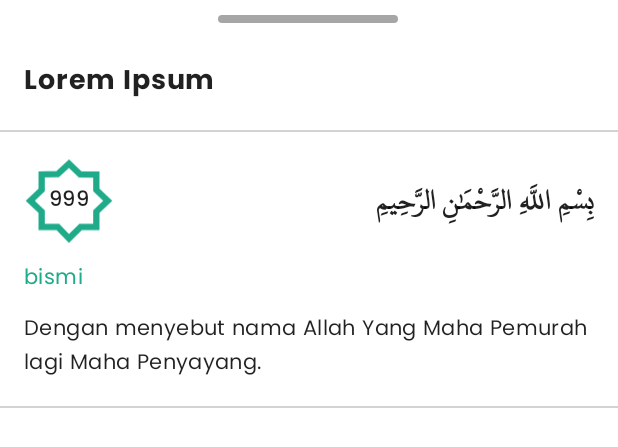
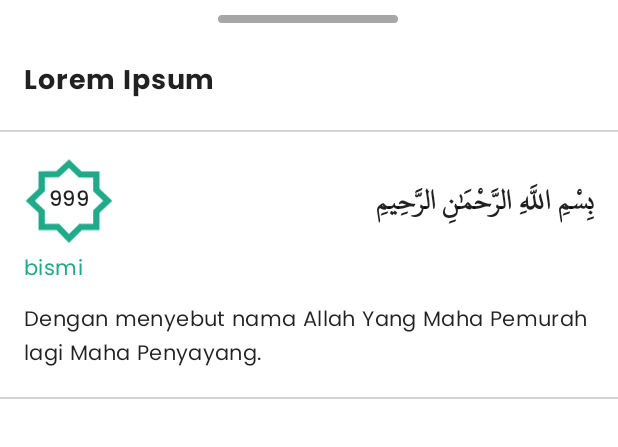
Before and after one commit to oratakashi/MyQuran-app, an Android app: the layout fragment_context_dialog.xml on its own in the app's theme, with its tools: preview values and no code run, on a phone screen of 412 x 824 dp. Shown: the top 447 px of the screen. Run offline under Robolectric (Android 15) with nearby library versions, the phone set to English and light mode, and no system bars.

Commit message:
fixbug: Text Overlay on Context Dialog

```diff
--- a/app/src/main/res/layout/fragment_context_dialog.xml
+++ b/app/src/main/res/layout/fragment_context_dialog.xml
@@ -97,13 +97,13 @@
                     android:id="@+id/tvLatin"
                     android:layout_width="0dp"
                     android:layout_height="wrap_content"
-                    android:layout_marginTop="@dimen/dimen_10dp"
                     android:layout_marginHorizontal="@dimen/dimen_16dp"
+                    android:layout_marginTop="@dimen/dimen_16dp"
                     android:textAppearance="?attr/bodySmallRegular"
                     android:textColor="?attr/colorPrimary"
                     app:layout_constraintEnd_toEndOf="parent"
                     app:layout_constraintStart_toStartOf="parent"
-                    app:layout_constraintTop_toBottomOf="@+id/ivBgSurah"
+                    app:layout_constraintTop_toBottomOf="@+id/tvAyat"
                     tools:text="bismi" />
 
                 <TextView
--- a/app/src/main/res/layout/item_ayat.xml
+++ b/app/src/main/res/layout/item_ayat.xml
@@ -19,7 +19,7 @@
         android:id="@+id/tvSurahNumber"
         android:layout_width="wrap_content"
         android:layout_height="wrap_content"
-        android:textAppearance="?attr/bodySmallMedium"
+        android:textAppearance="?attr/bodyUtsmaniRegular"
         app:layout_constraintBottom_toBottomOf="@+id/ivBgSurah"
         app:layout_constraintEnd_toEndOf="@+id/ivBgSurah"
         app:layout_constraintStart_toStartOf="@+id/ivBgSurah"
```
